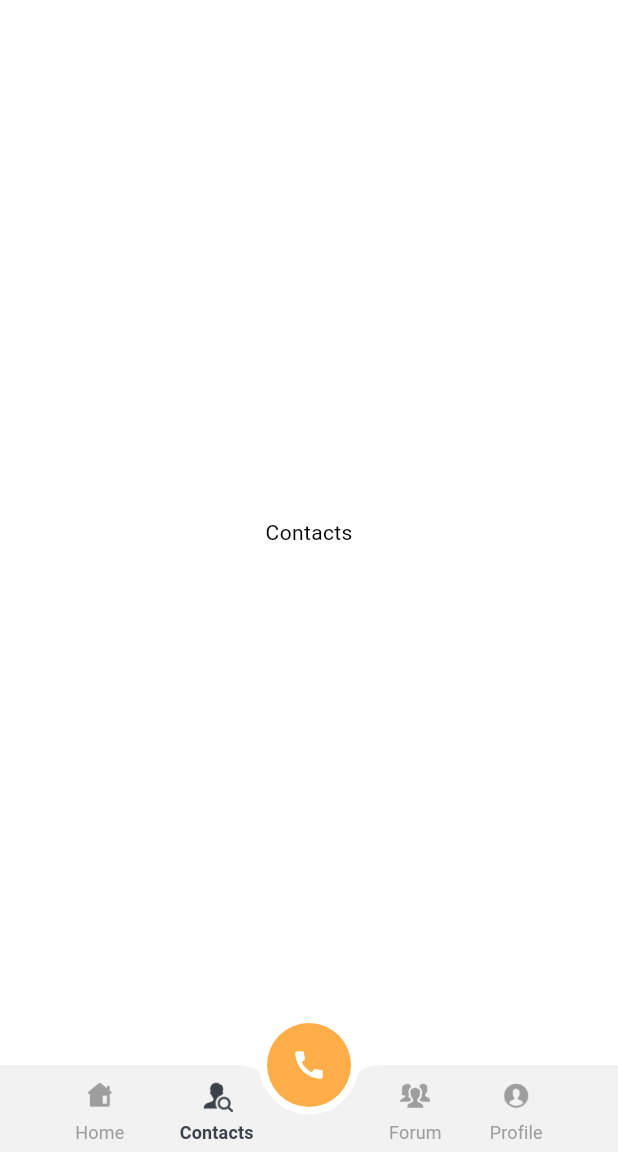
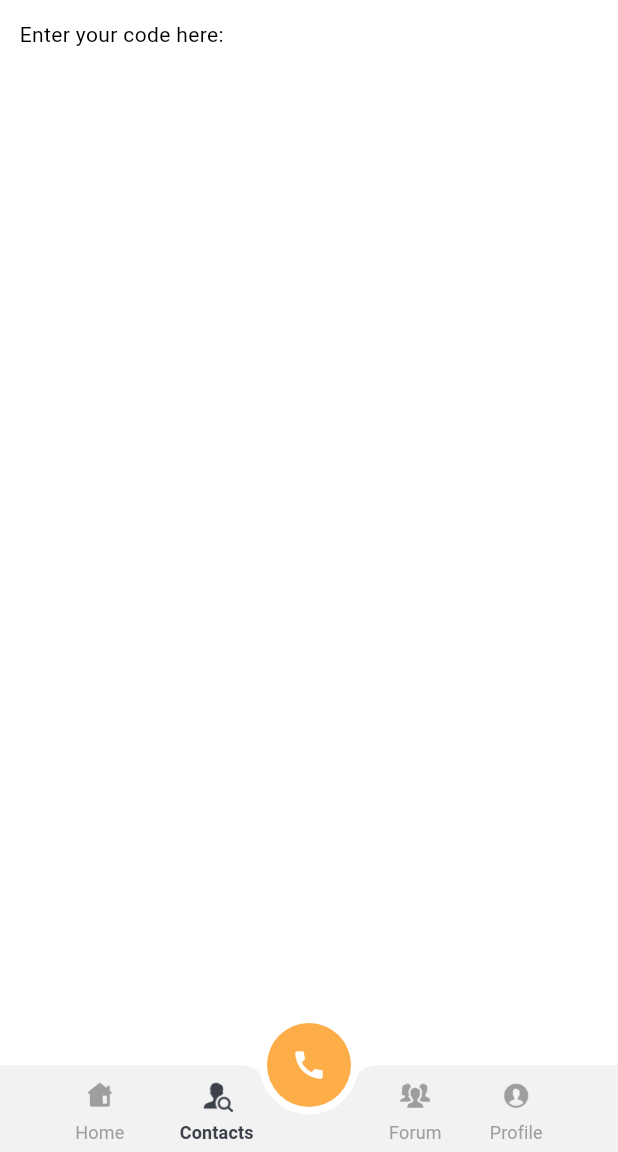
Before and after one commit to cent-ivan/CommuniHelp_App, a Flutter app: the screen it shows after launch, item 2 of the bottom bar chosen, on a phone screen of 412 x 824 dp, the part 84-1236 px from its top. Run offline on Flutter 3.47's test engine with Material 3 defaults, Android fonts, the phone set to English and light mode, and no system bars.

Commit message:
added contacts_view outline

```diff
--- a/lib/Views/Pages/Contacts_Page/contacts_view.dart
+++ b/lib/Views/Pages/Contacts_Page/contacts_view.dart
@@ -7,13 +7,24 @@ class ContactsView extends StatefulWidget {
   State<ContactsView> createState() => _ContactsViewState();
 }
 
+
+//to make the text color of the page adapt to dark mode enter this `Theme.of(context).colorScheme.outline`
+//for the contact tiles here is the color: `Theme.of(context).colorScheme.primary`
+//if you find the code to be difficult jsut search in youtube `contacts app in flutter`
 class _ContactsViewState extends State<ContactsView> {
   @override
   Widget build(BuildContext context) {
-    return const Scaffold(
-      body: Center(
-        child: Text("Contacts"),
+    return Scaffold(
+      backgroundColor: Theme.of(context).colorScheme.surface,
+      body: SingleChildScrollView(
+        padding: const EdgeInsets.all(13),
+        child: Container(
+          child: const Text("Enter your code here:"), //remove the text widget
+
+        ),
       ),
+
+
     );
   }
 }
```
